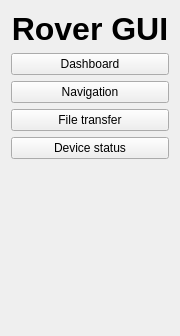
Old version of the form rover_gui/ui/ui/SideBar.ui in the repository robotique-udes/rover; both pictures show x 0 to 180 and y 0 to 336 of the 180 by 794 pixel window.
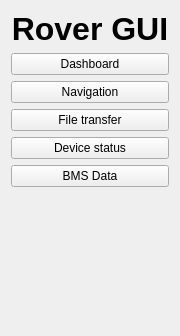
New version of the form.

```diff
--- a/rover_gui/ui/ui/SideBar.ui
+++ b/rover_gui/ui/ui/SideBar.ui
@@ -73,6 +73,13 @@
        </property>
       </widget>
      </item>
+     <item>
+      <widget class="QPushButton" name="pb_bmsData">
+       <property name="text">
+        <string>BMS Data</string>
+       </property>
+      </widget>
+     </item>
      <item>
       <spacer name="verticalSpacer">
        <property name="orientation">
```
